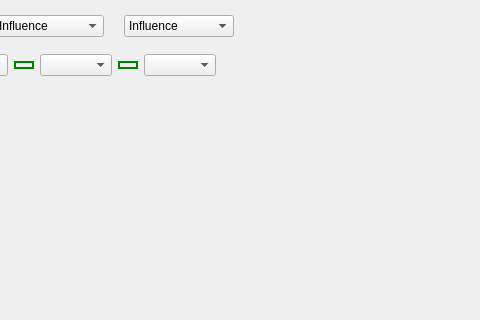
Above: src/ui_files/dlgCraftItems.ui from PathOfBuildingCommunity/PathOfBuilding-Python before the change; both pictures show x 391 to 871 and y 0 to 320 of the 871 by 478 pixel window. Below: the same form after it.
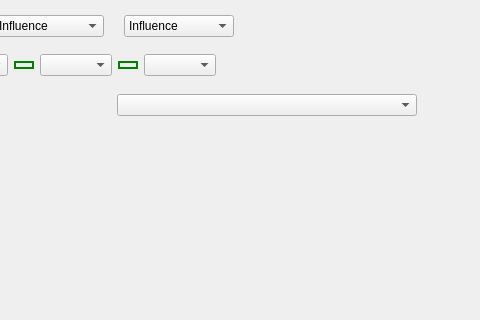
That is the form after the change.

Patch:
```diff
--- a/src/ui_files/dlgCraftItems.ui
+++ b/src/ui_files/dlgCraftItems.ui
@@ -451,21 +451,21 @@
      <property name="frameShadow">
       <enum>QFrame::Raised</enum>
      </property>
-     <layout class="QHBoxLayout" name="horizontalLayout_2" stretch="3,2">
+     <layout class="QHBoxLayout" name="horizontalLayout_2" stretch="4,3">
       <property name="spacing">
-       <number>2</number>
+       <number>3</number>
       </property>
       <property name="leftMargin">
-       <number>0</number>
+       <number>3</number>
       </property>
       <property name="topMargin">
-       <number>0</number>
+       <number>3</number>
       </property>
       <property name="rightMargin">
-       <number>0</number>
+       <number>3</number>
       </property>
       <property name="bottomMargin">
-       <number>0</number>
+       <number>3</number>
       </property>
       <item>
        <widget class="QLabel" name="label_Item">
@@ -496,31 +496,17 @@
        </widget>
       </item>
       <item>
-       <widget class="QLabel" name="label_Stats">
-        <property name="sizePolicy">
-         <sizepolicy hsizetype="MinimumExpanding" vsizetype="Preferred">
-          <horstretch>0</horstretch>
-          <verstretch>0</verstretch>
-         </sizepolicy>
-        </property>
-        <property name="minimumSize">
-         <size>
-          <width>400</width>
-          <height>310</height>
-         </size>
-        </property>
-        <property name="frameShape">
-         <enum>QFrame::NoFrame</enum>
-        </property>
-        <property name="text">
-         <string/>
-        </property>
-        <property name="alignment">
-         <set>Qt::AlignLeading|Qt::AlignLeft|Qt::AlignTop</set>
-        </property>
-        <property name="wordWrap">
-         <bool>true</bool>
-        </property>
+       <widget class="QWidget" name="widget_Right" native="true">
+        <widget class="QComboBox" name="combo_Mod1">
+         <property name="geometry">
+          <rect>
+           <x>10</x>
+           <y>10</y>
+           <width>300</width>
+           <height>22</height>
+          </rect>
+         </property>
+        </widget>
        </widget>
       </item>
      </layout>
```
